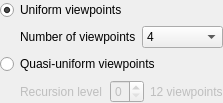
starviewer-medical/starviewer, file starviewer/src/extensions/playground/experimental3d/qviewpointdistributionwidgetbase.ui: the form before one commit.
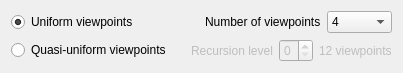
The form after the commit.

What changed in the file:
```diff
--- a/starviewer/src/extensions/playground/experimental3d/qviewpointdistributionwidgetbase.ui
+++ b/starviewer/src/extensions/playground/experimental3d/qviewpointdistributionwidgetbase.ui
@@ -6,14 +6,13 @@
    <rect>
     <x>0</x>
     <y>0</y>
-    <width>223</width>
-    <height>103</height>
+    <width>403</width>
+    <height>70</height>
    </rect>
   </property>
   <layout class="QVBoxLayout" name="verticalLayout">
-   <property name="margin">
-    <number>0</number>
-   </property>
+   <item>
+    <layout class="QHBoxLayout" name="horizontalLayout_3">
    <item>
     <widget class="QRadioButton" name="m_uniformRadioButton">
      <property name="text">
@@ -26,9 +25,6 @@
    </item>
    <item>
     <layout class="QHBoxLayout" name="horizontalLayout">
-     <property name="leftMargin">
-      <number>20</number>
-     </property>
      <item>
       <widget class="QLabel" name="m_uniformNumberOfViewpointsLabel">
        <property name="text">
@@ -67,6 +63,10 @@
      </item>
     </layout>
    </item>
+    </layout>
+   </item>
+   <item>
+    <layout class="QHBoxLayout" name="horizontalLayout_4">
    <item>
     <widget class="QRadioButton" name="m_quasiUniformRadioButton">
      <property name="text">
@@ -75,10 +75,7 @@
     </widget>
    </item>
    <item>
-    <layout class="QHBoxLayout" name="horizontalLayout_3">
-     <property name="leftMargin">
-      <number>20</number>
-     </property>
+      <layout class="QHBoxLayout" name="horizontalLayout_2">
      <item>
       <widget class="QLabel" name="m_quasiUniformRecursionLevelLabel">
        <property name="enabled">
@@ -89,8 +86,6 @@
        </property>
       </widget>
      </item>
-     <item>
-      <layout class="QHBoxLayout" name="horizontalLayout_2">
        <item>
         <widget class="QSpinBox" name="m_quasiUniformRecursionLevelSpinBox">
          <property name="enabled">
```
Lines whose indentation alone changed are shown as unchanged.
